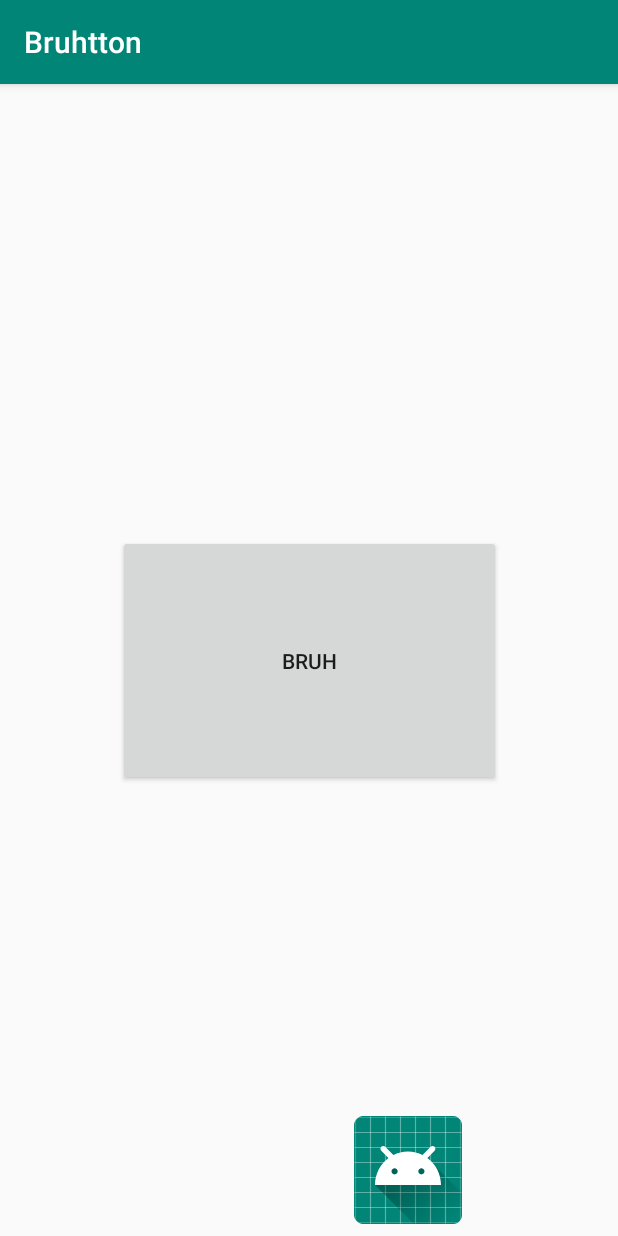
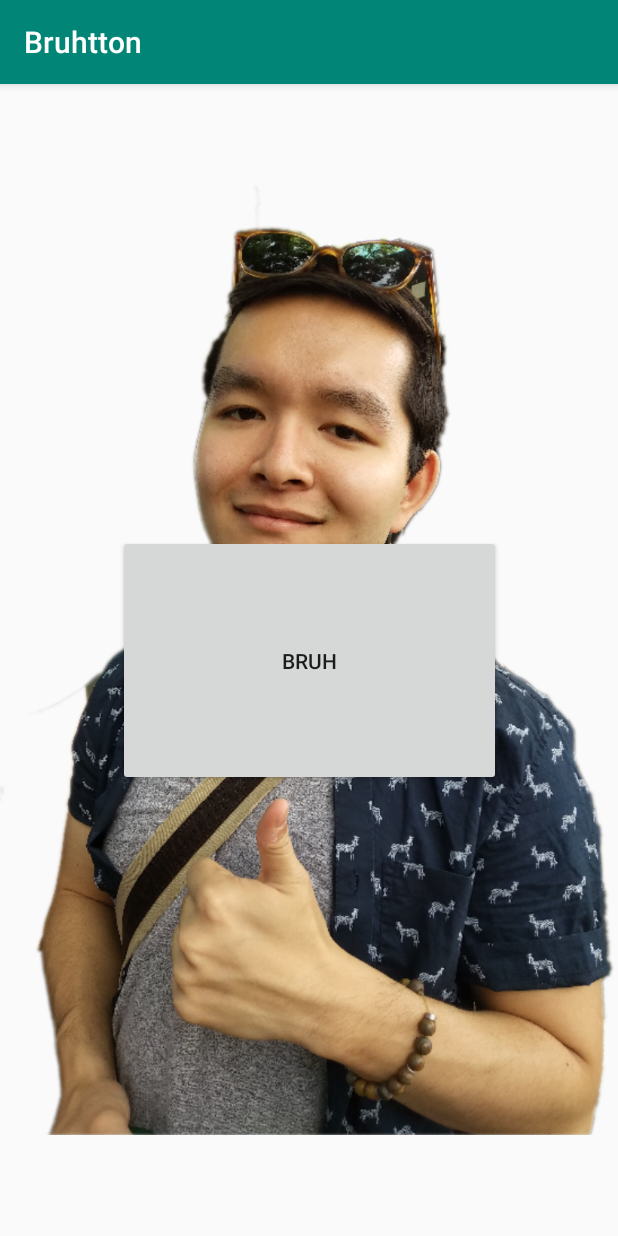
Before and after one commit to FamiKona/bruhtton-android, an Android app: the screen it shows after launch (MainActivity), after a tap on "BRUH", on a phone screen of 412 x 824 dp. Run offline under Robolectric (Android 15) with nearby library versions, the phone set to English and light mode, and no system bars.

Commit message:
add kosuke

```diff
--- a/app/src/main/res/layout/activity_main.xml
+++ b/app/src/main/res/layout/activity_main.xml
@@ -27,11 +27,11 @@
         android:layout_height="wrap_content"
         android:layout_marginStart="140dp"
         android:layout_marginEnd="8dp"
-        android:layout_marginBottom="8dp"
         android:contentDescription="@string/bruhface"
         app:layout_constraintBottom_toBottomOf="parent"
         app:layout_constraintEnd_toEndOf="parent"
+        app:layout_constraintHorizontal_bias="0.96"
         app:layout_constraintStart_toStartOf="parent"
-        app:srcCompat="@mipmap/ic_launcher"
-        tools:srcCompat="@tools:sample/avatars[14]" />
+        app:srcCompat="@drawable/bruhsuke"
+        tools:srcCompat="@drawable/bruhsuke" />
 </android.support.constraint.ConstraintLayout>
```
Also changed, not shown: app/src/main/res/drawable-v24/bruhsuke.png (added).
